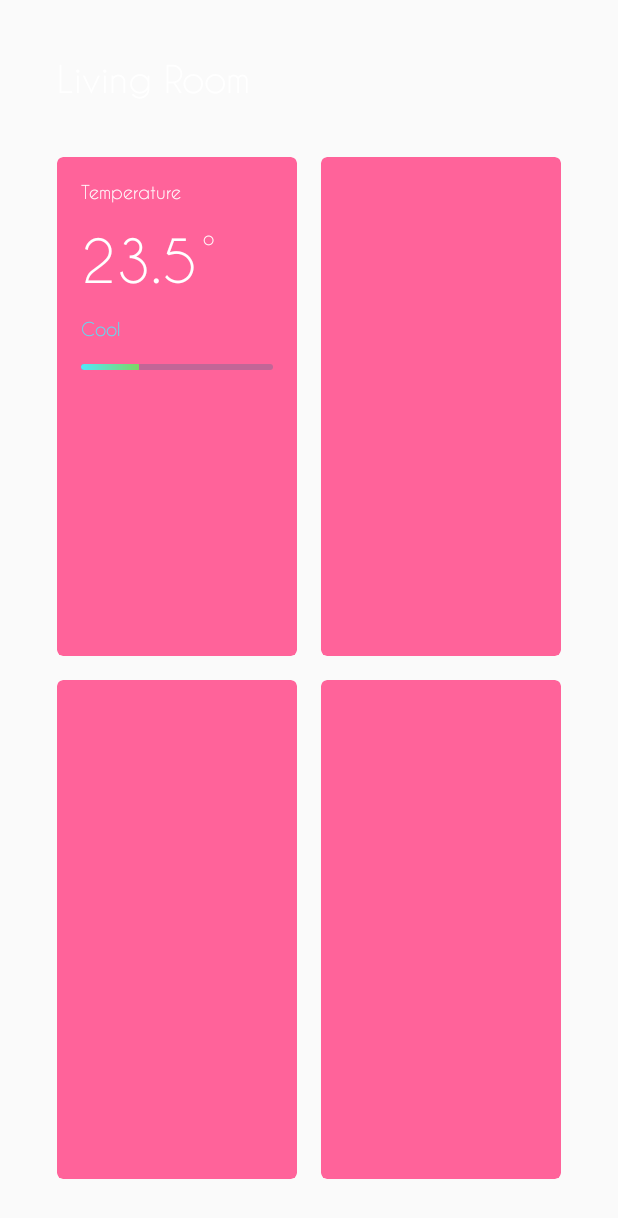
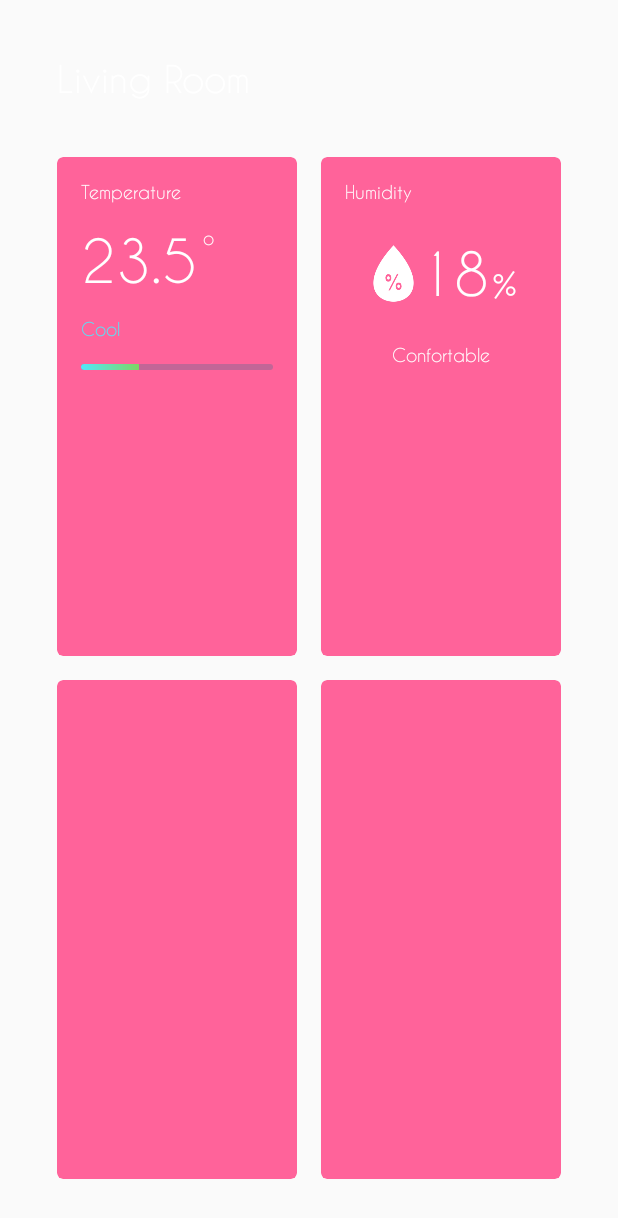
Before and after one commit to dani3/IoT-Alexa-Automation, an Android app: the layout fragment_main.xml on its own in the app's theme, with its tools: preview values and no code run, on a phone screen of 412 x 824 dp. Shown: the top 1218 px of the screen. Run offline under Robolectric (Android 15) with nearby library versions, the phone set to English and light mode, and no system bars; network calls fail.

Commit message:
Living Room humidity CardView designed

```diff
--- a/Android/app/src/main/res/layout/fragment_main.xml
+++ b/Android/app/src/main/res/layout/fragment_main.xml
@@ -81,6 +81,8 @@
                 app:cardBackgroundColor="@color/colorPrimary"
                 app:cardCornerRadius="4dp">
 
+                <include layout="@layout/humidity"/>
+
             </android.support.v7.widget.CardView>
 
             <android.support.v7.widget.CardView
--- /dev/null
+++ b/Android/app/src/main/res/layout/humidity.xml
@@ -0,0 +1,71 @@
+<?xml version="1.0" encoding="utf-8"?>
+<android.support.v7.widget.LinearLayoutCompat
+    xmlns:android="http://schemas.android.com/apk/res/android"
+    android:layout_width="match_parent"
+    android:layout_height="match_parent"
+    android:orientation="vertical"
+    android:background="@null">
+
+    <TextView
+        android:layout_width="match_parent"
+        android:layout_height="wrap_content"
+        android:layout_margin="16dp"
+        android:text="@string/humidity"
+        android:textSize="12sp"
+        android:textColor="@android:color/white"
+        android:fontFamily="@font/caviar_dreams"/>
+
+    <LinearLayout
+        android:layout_width="match_parent"
+        android:layout_height="wrap_content"
+        android:orientation="horizontal"
+        android:gravity="center">
+
+        <ImageView
+            android:layout_width="38dp"
+            android:layout_height="38dp"
+            android:layout_marginBottom="12dp"
+            android:layout_marginTop="12dp"
+            android:src="@drawable/humidity"/>
+
+        <RelativeLayout
+            android:layout_width="wrap_content"
+            android:layout_height="wrap_content">
+
+            <TextView
+                android:id="@+id/living_room_humidity"
+                android:layout_width="wrap_content"
+                android:layout_height="wrap_content"
+                android:gravity="center"
+                android:layout_marginLeft="-2dp"
+                android:layout_marginRight="2dp"
+                android:fontFamily="@font/caviar_dreams"
+                android:text="@string/humidity_value"
+                android:textColor="@android:color/white"
+                android:textSize="38sp"/>
+
+            <TextView
+                android:layout_width="wrap_content"
+                android:layout_height="wrap_content"
+                android:layout_toRightOf="@id/living_room_humidity"
+                android:layout_alignBottom="@id/living_room_humidity"
+                android:fontFamily="@font/caviar_dreams"
+                android:text="@string/humidity_value_pct"
+                android:textColor="@android:color/white"
+                android:textSize="28sp"/>
+
+        </RelativeLayout>
+
+    </LinearLayout>
+
+    <TextView
+        android:layout_width="match_parent"
+        android:layout_height="wrap_content"
+        android:layout_margin="16dp"
+        android:gravity="center"
+        android:text="@string/humidity_status"
+        android:textSize="12sp"
+        android:textColor="@android:color/white"
+        android:fontFamily="@font/caviar_dreams"/>
+
+</android.support.v7.widget.LinearLayoutCompat>
--- a/Android/app/src/main/res/layout/temperature.xml
+++ b/Android/app/src/main/res/layout/temperature.xml
@@ -42,7 +42,7 @@
     </RelativeLayout>
 
     <TextView
-        android:id="@+id/living_room_status"
+        android:id="@+id/living_room_temperature_status"
         android:layout_width="match_parent"
         android:layout_height="wrap_content"
         android:layout_margin="16dp"
--- a/Android/app/src/main/res/values/strings.xml
+++ b/Android/app/src/main/res/values/strings.xml
@@ -5,6 +5,10 @@
 
     <string name="temperature">Temperature</string>
     <string name="temperature_status">Cool</string>
+    <string name="humidity">Humidity</string>
+    <string name="humidity_status">Confortable</string>
+    <string name="humidity_value">18</string>
+    <string name="humidity_value_pct">%</string>
 
     <string name="currently">Currently</string>
     <string name="currently_temperature">23.5</string>
```
Also changed, not shown: Android/app/src/main/res/drawable/humidity.png (added).
